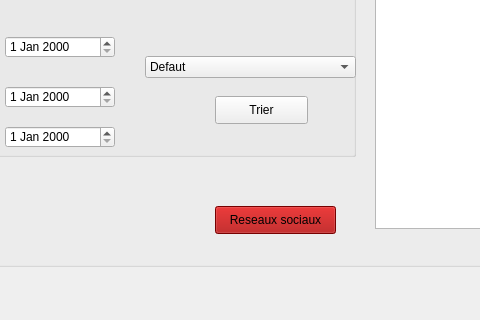
Qt form detail.ui (anwar448/projet_cpp_2A) before a commit; both pictures show x 155 to 635 and y 414 to 734 of the 1023 by 734 pixel window.
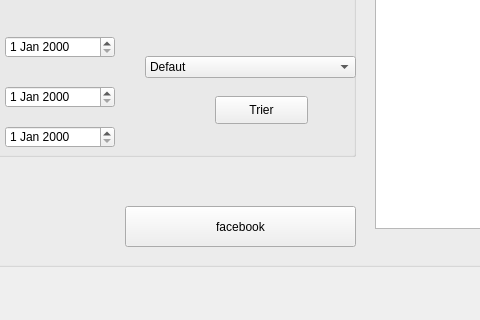
The same form after that commit.

Diff of the .ui file:
```diff
--- a/detail.ui
+++ b/detail.ui
@@ -328,17 +328,17 @@
     <widget class="QPushButton" name="mailling">
      <property name="geometry">
       <rect>
-       <x>360</x>
+       <x>270</x>
        <y>600</y>
-       <width>121</width>
-       <height>28</height>
+       <width>231</width>
+       <height>41</height>
       </rect>
      </property>
      <property name="styleSheet">
-      <string notr="true">background-color: rgb(167, 0, 0);</string>
+      <string notr="true"/>
      </property>
      <property name="text">
-      <string>Reseaux sociaux</string>
+      <string>facebook</string>
      </property>
     </widget>
     <widget class="QLabel" name="image4">
@@ -354,6 +354,19 @@
       <string/>
      </property>
     </widget>
+    <widget class="QLabel" name="image5">
+     <property name="geometry">
+      <rect>
+       <x>270</x>
+       <y>600</y>
+       <width>61</width>
+       <height>41</height>
+      </rect>
+     </property>
+     <property name="text">
+      <string/>
+     </property>
+    </widget>
    </widget>
    <widget class="QPushButton" name="PbReturn">
     <property name="geometry">
```
